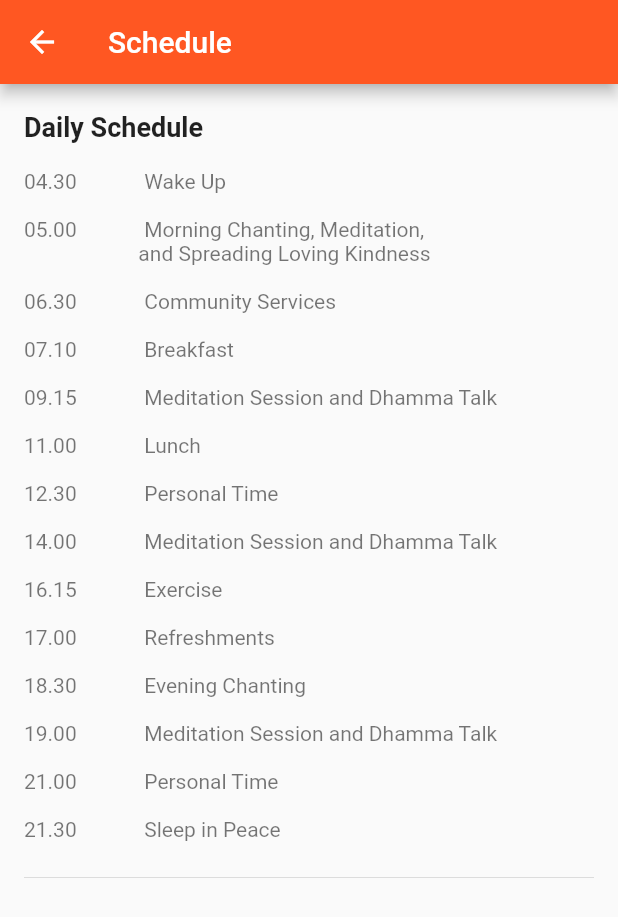
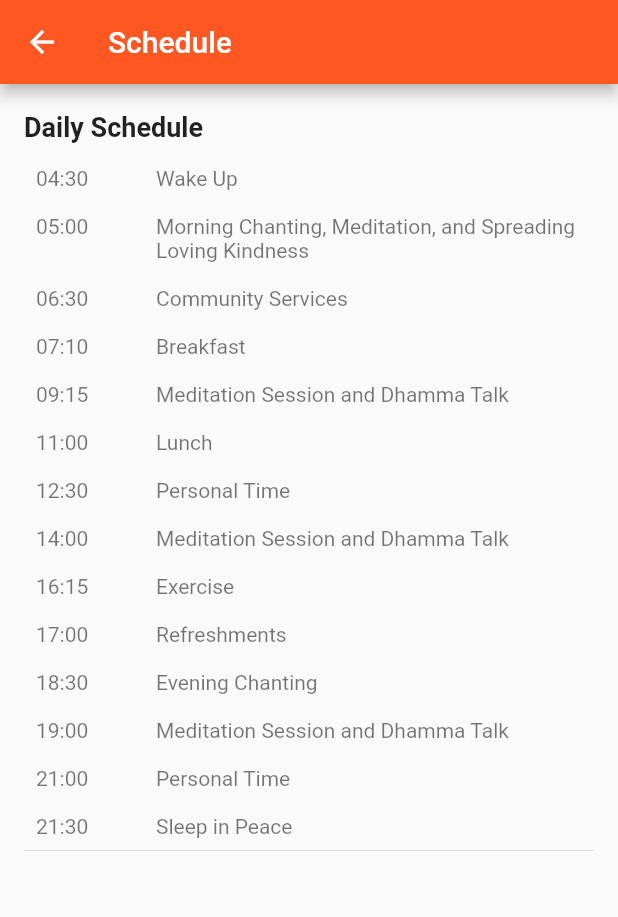
Before and after one commit to siripink/idop, a Flutter app: the Schedule screen opened directly, on a phone screen of 412 x 824 dp. Shown: the top 917 px of the screen. Run offline on Flutter 3.47's test engine with Material 2 defaults, Android fonts, the phone set to English and light mode, and no system bars; our stand-ins replace audioplayers, cached_network_image, cloud_firestore, firebase_analytics; missing offline and left inert: flutter_youtube, validate; accounts and stored records are empty.

Commit message:
Fixed mis-aligned text

```diff
--- a/lib/media.dart
+++ b/lib/media.dart
@@ -29,7 +29,7 @@ class _MediaState extends State<Media> {
     return Container(
       padding: const EdgeInsets.only(bottom: 30.0),
       child: ListTile(
-        title: Text(title,
+          title: Text(title,
             style: TextStyle(fontSize: 15.0)),
           leading: CachedNetworkImage(
             placeholder: CircularProgressIndicator(),
--- a/lib/schedule.dart
+++ b/lib/schedule.dart
@@ -25,11 +25,12 @@ class _ScheduleState extends State<Schedule> {
                 Container(
                     padding: const EdgeInsets.only(bottom: 16.0),
               child: new Row(
-                  crossAxisAlignment: CrossAxisAlignment.start,
+                crossAxisAlignment: CrossAxisAlignment.start,
+                mainAxisAlignment: MainAxisAlignment.start,
                 children: <Widget>[
                   new Container(
                       width: 115.0,
-                    padding: const EdgeInsets.only(right: 12.0),
+                    padding: const EdgeInsets.only(left: 5.0, right: 12.0),
                       child: Text(document['schedule${idx}']['time'],
                           style: Theme.of(context).textTheme.body1.copyWith(color: Colors.black54)),
                   ),
@@ -47,6 +48,28 @@ class _ScheduleState extends State<Schedule> {
       }
 
       return list;
+  }
+
+  Widget buildDescription(String time, String description) {
+    return Container(
+      padding: const EdgeInsets.only(top: 16.0, left: 8.0),
+      child:  Row(
+        mainAxisAlignment: MainAxisAlignment.start,
+        crossAxisAlignment: CrossAxisAlignment.start,
+        children: <Widget>[
+          Container(
+            width: 80.0,
+            child: Text(time,
+                style: Theme.of(context).textTheme.body1.copyWith(color: Colors.black54)),
+          ),
+          Expanded(
+            child: Text(description,
+              style:  Theme.of(context).textTheme.body1.copyWith(color: Colors.black54),
+              textAlign: TextAlign.start,),
+          )
+        ],
+      ),
+    );
   }
 
   @override
@@ -76,37 +99,20 @@ class _ScheduleState extends State<Schedule> {
         padding: const EdgeInsets.fromLTRB(16.0, 0.0, 16.0, 0.0),
         children: <Widget>[
           Utils.buildTitle('Daily Schedule'),
-          Utils.buildDescription(context,
-              '''
-04.30             Wake Up
-
-05.00             Morning Chanting, Meditation,
-                      and Spreading Loving Kindness
-
-06.30             Community Services
-
-07.10             Breakfast
-
-09.15             Meditation Session and Dhamma Talk
-
-11.00             Lunch
-
-12.30             Personal Time
-
-14.00             Meditation Session and Dhamma Talk
-
-16.15             Exercise
-
-17.00             Refreshments
-
-18.30             Evening Chanting
-
-19.00             Meditation Session and Dhamma Talk
-
-21.00             Personal Time
-
-21.30             Sleep in Peace
-'''),
+          buildDescription('04:30', 'Wake Up'),
+          buildDescription('05:00', 'Morning Chanting, Meditation, and Spreading Loving Kindness'),
+          buildDescription('06:30', 'Community Services'),
+          buildDescription('07:10', 'Breakfast'),
+          buildDescription('09:15', 'Meditation Session and Dhamma Talk'),
+          buildDescription('11:00', 'Lunch'),
+          buildDescription('12:30', 'Personal Time'),
+          buildDescription('14:00', 'Meditation Session and Dhamma Talk'),
+          buildDescription('16:15', 'Exercise'),
+          buildDescription('17:00', 'Refreshments'),
+          buildDescription('18:30', 'Evening Chanting'),
+          buildDescription('19:00', 'Meditation Session and Dhamma Talk'),
+          buildDescription('21:00', 'Personal Time'),
+          buildDescription('21:30', 'Sleep in Peace'),
           new Divider(),
           buildCurrentSchedule,
 
```
